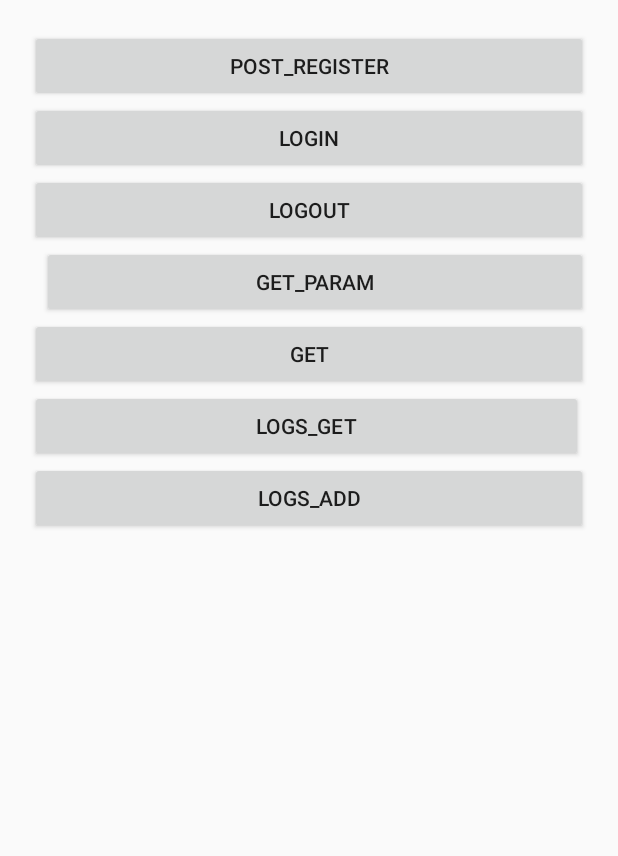
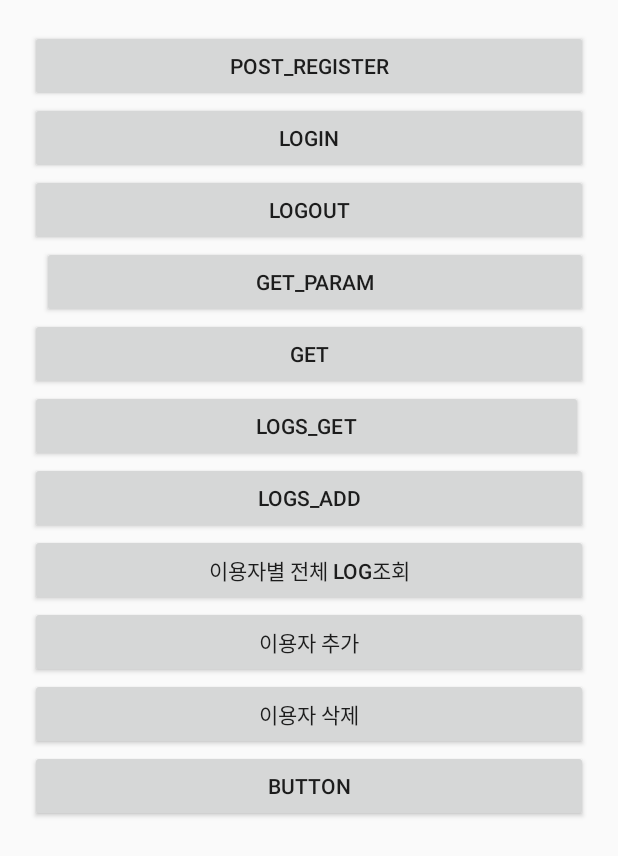
Before and after one commit to chachacha12/Retrofit_example, an Android app: the layout activity_main.xml on its own in the app's theme, with its tools: preview values and no code run, on a phone screen of 412 x 824 dp. Shown: the top 856 px of the screen. Run offline under Robolectric (Android 15) with nearby library versions, the phone set to English and light mode, and no system bars.

Commit message:
이용자 삭제 기능 완료

```diff
--- a/app/src/main/java/com/example/retrofit_example/HowlService.kt
+++ b/app/src/main/java/com/example/retrofit_example/HowlService.kt
@@ -49,8 +49,8 @@ interface HowlService {      //서버로 오고가는 api들을 관리해주는
     fun addCntResquest(@Header("Authorization")authorization:String, @Body cnt: Cnt):Call<success>
 
     //이용자 삭제
-    @DELETE("api/cnts/:cnt_id")
-    fun deleteCntRequest(@Header("Authorization")authorization:String, @Body cnt: Cnt):Call<success>
+    @DELETE("api/cnts/{cnt_id}")
+    fun deleteCntRequest(@Header("Authorization")authorization:String,@Path("cnt_id") cnt_id: String):Call<success>
 
 
 
--- a/app/src/main/java/com/example/retrofit_example/MainActivity.kt
+++ b/app/src/main/java/com/example/retrofit_example/MainActivity.kt
@@ -183,8 +183,20 @@ class MainActivity : AppCompatActivity() {
             })
         }
 
-
-
+        //이용자 삭제 delete기능-cnt삭제
+        button_deleteCnt.setOnClickListener {
+            server.deleteCntRequest("Bearer "+currentuser.access_token, "SPVBcoLmFtZ8OJfO9F0V").enqueue(object :Callback<success>{
+                override fun onFailure(call: Call<success>, t: Throwable) {
+                }
+                override fun onResponse(call: Call<success>, response: Response<success>) {
+                    if(response.isSuccessful){
+                        Log.e("태그   이용자 삭제성공: ",response.body()?.succeed.toString())
+                    }else{
+                        Log.e("태그   이용자 삭제실패: ",response.body()?.succeed.toString())
+                    }
+                }
+            })
+        }
 
 
 
--- a/app/src/main/res/layout/activity_main.xml
+++ b/app/src/main/res/layout/activity_main.xml
@@ -15,7 +15,7 @@
         android:layout_width="match_parent"
         android:layout_height="wrap_content"
         android:text="POST_register"
-        app:layout_constraintBottom_toTopOf="@+id/button_update"
+        app:layout_constraintBottom_toTopOf="@+id/button_log"
         app:layout_constraintStart_toStartOf="@+id/button_get_param"
         app:layout_constraintTop_toBottomOf="@+id/button_get_param" />
 
@@ -54,24 +54,48 @@
         app:layout_constraintTop_toTopOf="parent" />
 
     <Button
-        android:id="@+id/button_update"
+        android:id="@+id/button_log"
         android:layout_width="match_parent"
         android:layout_height="wrap_content"
         android:layout_marginEnd="3dp"
         android:layout_marginRight="3dp"
         android:text="logs_get"
-        app:layout_constraintBottom_toTopOf="@+id/button_delete"
-        app:layout_constraintEnd_toEndOf="@+id/button_delete"
+        app:layout_constraintBottom_toTopOf="@+id/button_logAdd"
+        app:layout_constraintEnd_toEndOf="@+id/button_logAdd"
         app:layout_constraintTop_toBottomOf="@+id/button_post" />
 
     <Button
-        android:id="@+id/button_delete"
+        android:id="@+id/button_logAdd"
         android:layout_width="match_parent"
         android:layout_height="wrap_content"
         android:text="logs_add"
         app:layout_constraintBottom_toBottomOf="parent"
         app:layout_constraintEnd_toEndOf="@+id/button_post"
         app:layout_constraintStart_toStartOf="@+id/button_post"
-        app:layout_constraintTop_toBottomOf="@+id/button_update" />
+        app:layout_constraintTop_toBottomOf="@+id/button_log" />
+
+    <Button
+        android:id="@+id/button_getAllLog"
+        android:layout_width="match_parent"
+        android:layout_height="wrap_content"
+        android:text="이용자별 전체 log조회" />
+
+    <Button
+        android:id="@+id/button_AddCnt"
+        android:layout_width="match_parent"
+        android:layout_height="wrap_content"
+        android:text="이용자 추가" />
+
+    <Button
+        android:id="@+id/button_deleteCnt"
+        android:layout_width="match_parent"
+        android:layout_height="wrap_content"
+        android:text="이용자 삭제" />
+
+    <Button
+        android:id="@+id/button4"
+        android:layout_width="match_parent"
+        android:layout_height="wrap_content"
+        android:text="Button" />
 
 </LinearLayout>
```
